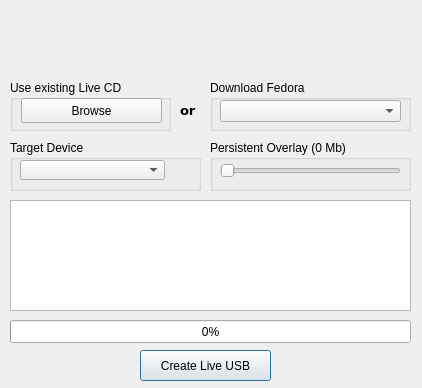
The window that data/liveusb-creator.ui (lmacken/liveusb-creator) describes before a commit, drawn with Qt 5.
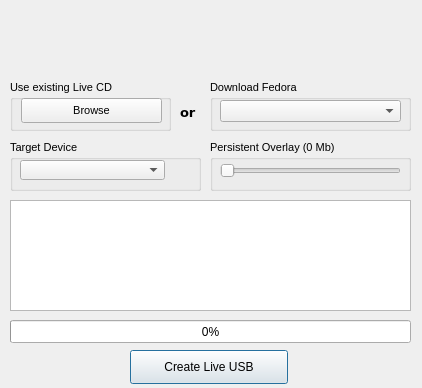
The same window after the commit. Icons and pictures are not drawn.

Commit message: Make our fonts a bit smaller

What changed in the file:
```diff
--- a/data/liveusb-creator.ui
+++ b/data/liveusb-creator.ui
@@ -24,10 +24,10 @@
    </property>
    <property name="geometry" >
     <rect>
-     <x>140</x>
+     <x>130</x>
      <y>350</y>
-     <width>131</width>
-     <height>31</height>
+     <width>158</width>
+     <height>34</height>
     </rect>
    </property>
    <property name="whatsThis" >
@@ -78,6 +78,11 @@
      <height>51</height>
     </rect>
    </property>
+   <property name="font" >
+    <font>
+     <pointsize>8</pointsize>
+    </font>
+   </property>
    <property name="whatsThis" >
     <string>If you do not select an existing Live CD, the selected release will be downloaded for you.</string>
    </property>
@@ -100,8 +105,8 @@
     <rect>
      <x>180</x>
      <y>100</y>
-     <width>21</width>
-     <height>20</height>
+     <width>23</width>
+     <height>24</height>
     </rect>
    </property>
    <property name="font" >
@@ -125,6 +130,11 @@
      <height>51</height>
     </rect>
    </property>
+   <property name="font" >
+    <font>
+     <pointsize>8</pointsize>
+    </font>
+   </property>
    <property name="whatsThis" >
     <string>This button allows you to browse for an existing Live CD ISO that you have previously downloaded.  If you do not select one, a release will be downloaded for you automatically.</string>
    </property>
@@ -157,6 +167,11 @@
      <height>51</height>
     </rect>
    </property>
+   <property name="font" >
+    <font>
+     <pointsize>8</pointsize>
+    </font>
+   </property>
    <property name="whatsThis" >
     <string>This is the USB stick that you want to install your Live CD on.  This device must be formatted with the FAT filesystem.</string>
    </property>
@@ -211,6 +226,11 @@
      <height>51</height>
     </rect>
    </property>
+   <property name="font" >
+    <font>
+     <pointsize>8</pointsize>
+    </font>
+   </property>
    <property name="whatsThis" >
     <string comment="comment!" >By allocating extra space on your USB stick for a persistent overlay, you will be able to store data and make permanent modifications to your live operating system.  Without it, you will not be able to save data that will persist after a reboot.</string>
    </property>
```
Left out of the diff: 5 changed lines with no effect on the pictures.
